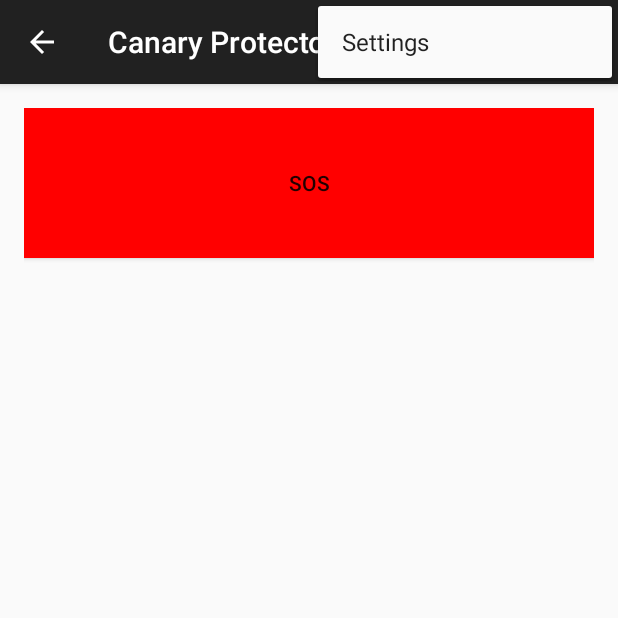
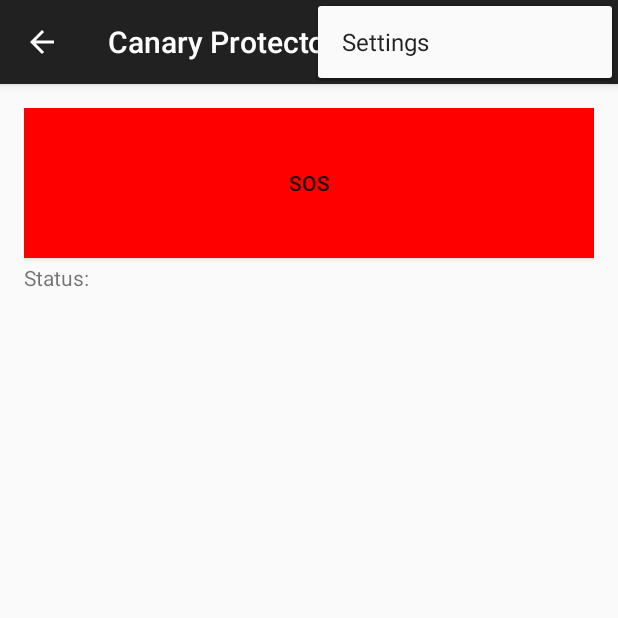
Before and after one commit to bnguyen86/CPSC319, an Android app: the screen it shows after launch (MainActivity), with the options menu open, on a phone screen of 412 x 824 dp, the top half of it. Run offline under Robolectric (Android 15) with nearby library versions, the phone set to English and light mode, and no system bars; 3 statements that could not run were skipped.

Commit message:
Added current server connection status text

```diff
--- a/Android/app/src/main/java/com/cs319/canary/canaryprotector/MainActivity.java
+++ b/Android/app/src/main/java/com/cs319/canary/canaryprotector/MainActivity.java
@@ -1,6 +1,7 @@
 package com.cs319.canary.canaryprotector;
 
 import android.content.Intent;
+import android.graphics.Color;
 import android.os.Bundle;
 import android.support.v4.app.Fragment;
 import android.support.v4.app.FragmentManager;
@@ -9,6 +10,7 @@ import android.support.v7.app.ActionBar;
 import android.support.v7.app.AppCompatActivity;
 import android.view.Menu;
 import android.view.MenuItem;
+import android.widget.TextView;
 
 public class MainActivity extends AppCompatActivity
         implements NavigationDrawerFragment.NavigationDrawerCallbacks{
@@ -22,7 +24,6 @@ public class MainActivity extends AppCompatActivity
      * Used to store the last screen title. For use in {@link #restoreActionBar()}.
      */
     private CharSequence mTitle;
-
 
     @Override
     protected void onCreate(Bundle savedInstanceState) {
@@ -41,6 +42,40 @@ public class MainActivity extends AppCompatActivity
         mNavigationDrawerFragment.setUp(
                 R.id.navigation_drawer,
                 (DrawerLayout) findViewById(R.id.drawer_layout));
+
+
+        Thread t = new Thread() {
+
+            @Override
+            public void run() {
+                try {
+                    while (!isInterrupted()) {
+                        Thread.sleep(1000);
+                        runOnUiThread(new Runnable() {
+                            @Override
+                            public void run() {
+                                TextView connectionText = (TextView) findViewById(R.id.connection_text);
+                                if (connectionText != null) {
+                                    if(MqttClient.client == null || !MqttClient.client.isConnected())
+                                    {
+                                        connectionText.setText("Status: Disconnected from server");
+                                        connectionText.setTextColor(Color.RED);
+                                    }
+                                    else
+                                    {
+                                        connectionText.setText("Status: Connected to server");
+                                        connectionText.setTextColor(Color.GREEN);
+                                    }
+                                }
+                            }
+                        });
+                    }
+                } catch (InterruptedException e) {
+                }
+            }
+        };
+
+        t.start();
     }
 
     @Override
--- a/Android/app/src/main/res/layout/fragment_main.xml
+++ b/Android/app/src/main/res/layout/fragment_main.xml
@@ -20,4 +20,15 @@
         android:layout_alignParentStart="true"
         android:layout_alignTop="@+id/section_label" />
 
+    <TextView
+        android:layout_width="wrap_content"
+        android:layout_height="wrap_content"
+        android:text="Status: "
+        android:id="@+id/connection_text"
+        android:layout_below="@+id/sos_button"
+        android:layout_alignParentStart="true"
+        android:layout_alignParentEnd="true"
+        android:layout_marginTop="5px"
+        android:editable="false" />
+
 </RelativeLayout>
```
